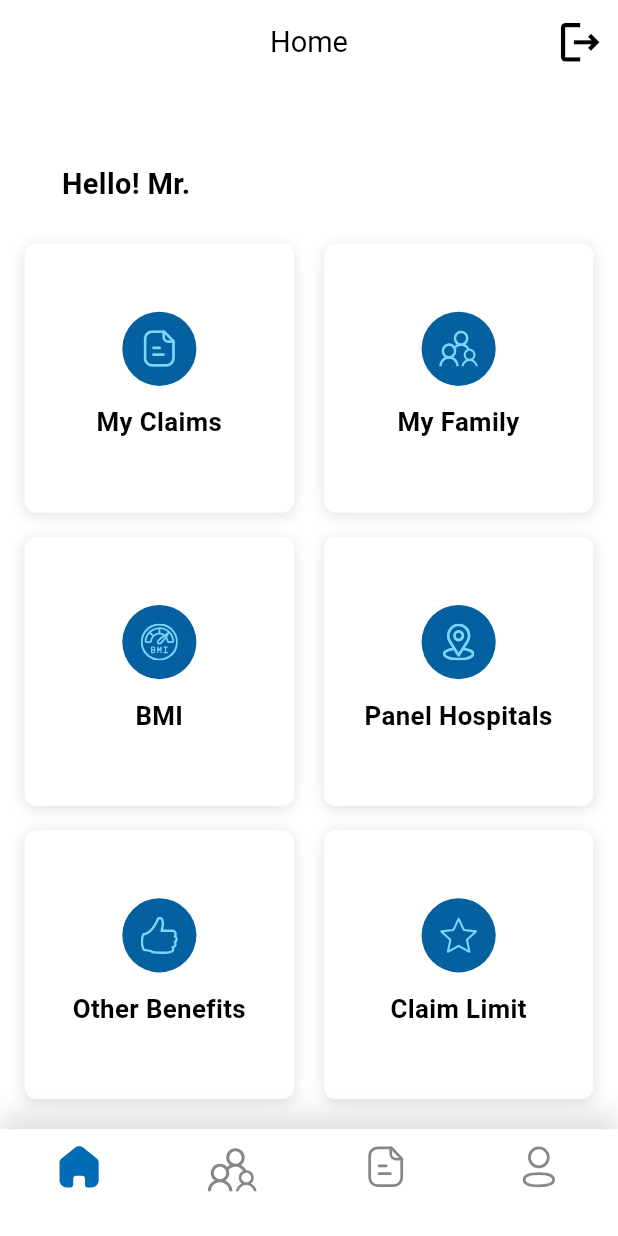
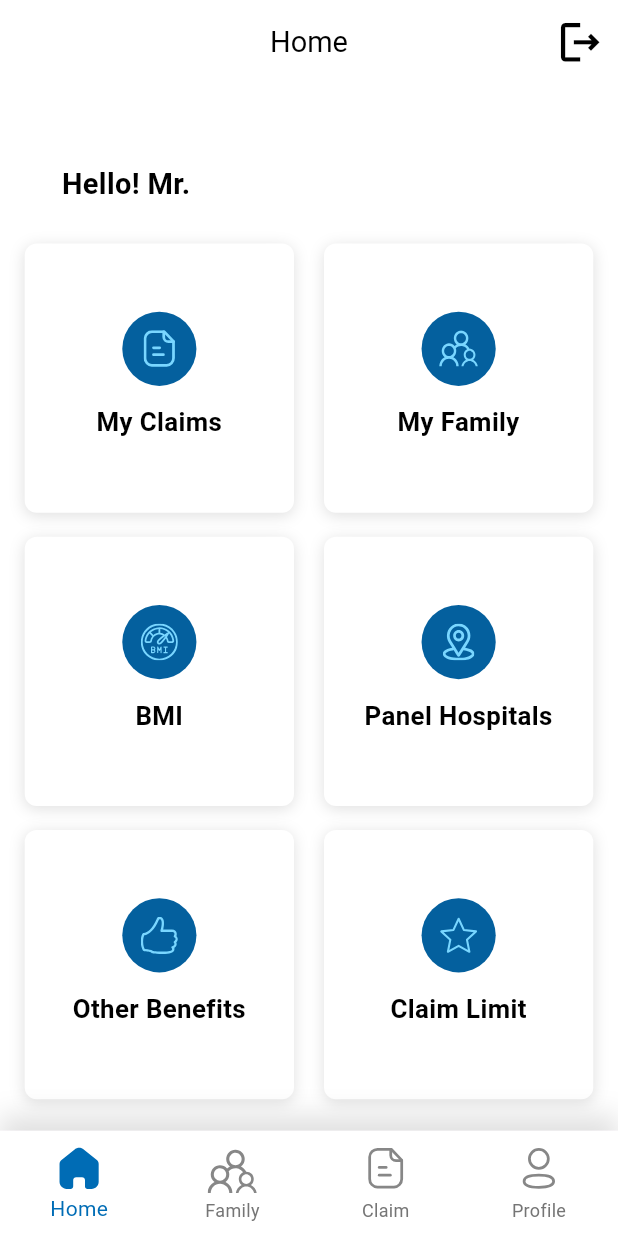
Before and after one commit to Zayahan-Hasan-Shah/CICL-APP, a Flutter app: the BottomNavigation screen opened by its route, on a phone screen of 412 x 824 dp. Run offline on Flutter 3.47's test engine with Material 3 defaults, Android fonts, the phone set to English and light mode, and no system bars; our stand-ins replace equatable, file_picker, flutter_riverpod, flutter_svg, go_router, google_fonts and 5 more; accounts and stored records are empty; Roboto replaces fonts that are missing (Roboto Flex).

Commit message:
add labels in bottom navigation

```diff
--- a/lib/src/views/bottom_navigation/bottom_navigation.dart
+++ b/lib/src/views/bottom_navigation/bottom_navigation.dart
@@ -37,22 +37,22 @@ class _BottomNavigationState extends ConsumerState<BottomNavigation> {
           BottomNavItem(
             activeIcon: AppAssets.homeActiveIcon,
             inactiveIcon: AppAssets.homeInacticeIcon,
-            label: '',
+            label: 'Home',
           ),
           BottomNavItem(
             activeIcon: AppAssets.familyActiveIcon,
             inactiveIcon: AppAssets.familyInactiveIcon,
-            label: '',
+            label: 'Family',
           ),
           BottomNavItem(
             activeIcon: AppAssets.claimActiveIcon,
             inactiveIcon: AppAssets.claimInactiveIcon,
-            label: '',
+            label: 'Claim',
           ),
           BottomNavItem(
             activeIcon: AppAssets.profileActiveIcon,
             inactiveIcon: AppAssets.profielInActiveIcon,
-            label: '',
+            label: 'Profile',
           ),
         ],
       ),
```
